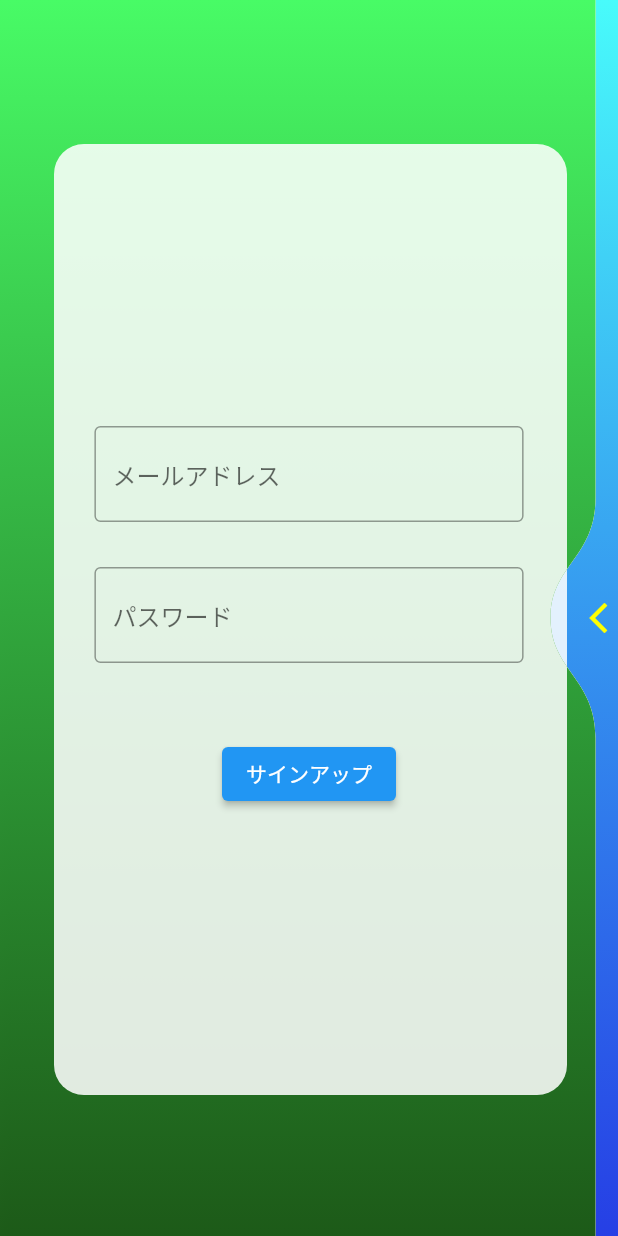
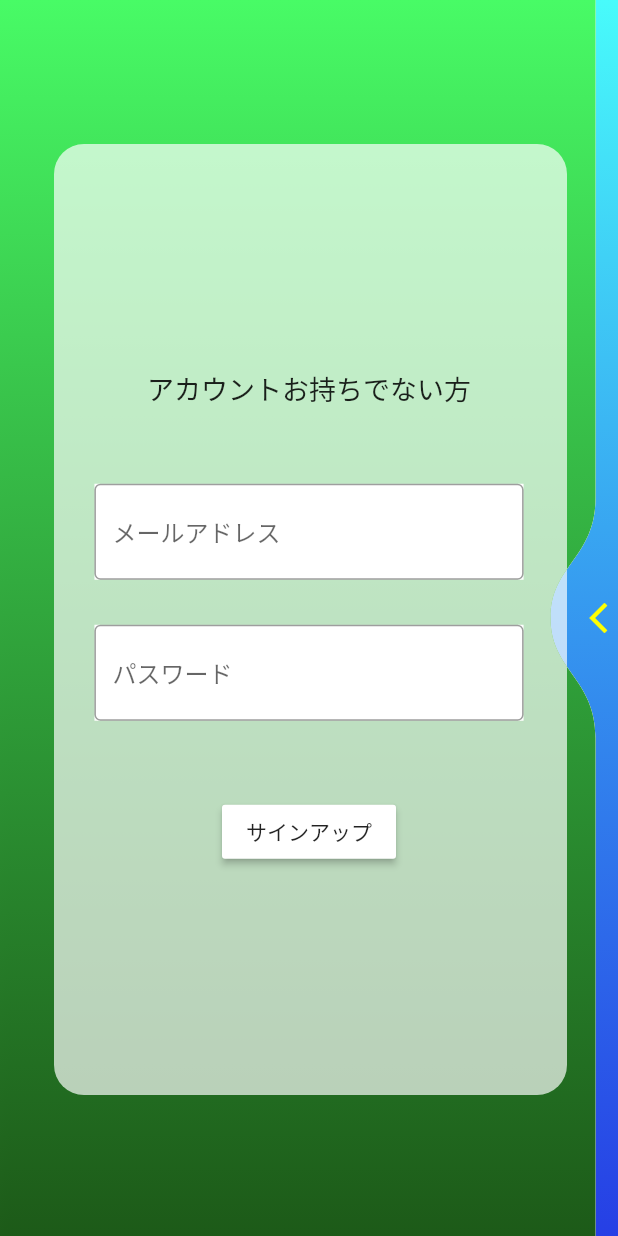
Before and after one commit to Tomohiro629/blow_shot, a Flutter app: the screen it shows after launch, after a tap on "撮影開始", on a phone screen of 412 x 824 dp. Run offline on Flutter 3.47's test engine with Material 2 defaults, Android fonts, the phone set to English and light mode, and no system bars; drawn by our look-alikes of liquid_swipe; our stand-ins replace firebase_auth, firebase_core, flutter_riverpod, flutter_screenutil, gap; accounts and stored records are empty; network calls fail; Roboto replaces fonts that are missing (YujiBoku-Regular).

Commit message:
デザイン変更

```diff
--- a/lib/app/components/input_form.dart
+++ b/lib/app/components/input_form.dart
@@ -1,15 +1,17 @@
+import 'package:blow_shot/app/components/app_colors.dart';
 import 'package:flutter/material.dart';
 import 'package:flutter_screenutil/flutter_screenutil.dart';
 import 'package:gap/gap.dart';
 
 class InputForm extends StatelessWidget {
-  const InputForm({
-    super.key,
-    required this.onTap,
-    required this.text,
-  });
+  const InputForm(
+      {super.key,
+      required this.onTap,
+      required this.text,
+      required this.explanation});
   final void Function() onTap;
   final String text;
+  final String explanation;
 
   @override
   Widget build(BuildContext context) {
@@ -22,7 +24,7 @@
             decoration: const BoxDecoration(
               boxShadow: [
                 BoxShadow(
-                    color: Color.fromARGB(220, 255, 255, 255),
+                    color: Color.fromARGB(175, 255, 255, 255),
                     spreadRadius: 5,
                     offset: Offset(1, 1))
               ],
@@ -34,7 +36,13 @@
           child: Column(
             mainAxisAlignment: MainAxisAlignment.center,
             children: [
-              SizedBox(
+              Text(
+                explanation,
+                style: const TextStyle(fontSize: 18),
+              ),
+              const Gap(50),
+              Container(
+                color: Colors.white,
                 width: 250.w,
                 child: TextFormField(
                   keyboardType: TextInputType.emailAddress,
@@ -43,7 +51,8 @@
                 ),
               ),
               const Gap(30),
-              SizedBox(
+              Container(
+                color: Colors.white,
                 width: 250.w,
                 child: TextFormField(
                   keyboardType: TextInputType.visiblePassword,
@@ -52,7 +61,8 @@
                 ),
               ),
               const Gap(50),
-              ElevatedButton(
+              MaterialButton(
+                color: AppColors.secondary,
                 onPressed: onTap,
                 child: Text(text),
               )
--- a/lib/app/sign_in_page/sign_in_page.dart
+++ b/lib/app/sign_in_page/sign_in_page.dart
@@ -20,6 +20,7 @@
             Color.fromARGB(230, 16, 44, 228)
           ],
               page: InputForm(
+                  explanation: "アカウント作成済の方",
                   onTap: () {
                     try {
                       viewModel.signInUser(
--- a/lib/app/sign_up_page/sign_up_page.dart
+++ b/lib/app/sign_up_page/sign_up_page.dart
@@ -20,6 +20,7 @@
             Color.fromARGB(230, 6, 74, 1)
           ],
               page: InputForm(
+                explanation: "アカウントお持ちでない方",
                 onTap: () {
                   try {
                     viewModel.signUpUser(
```
